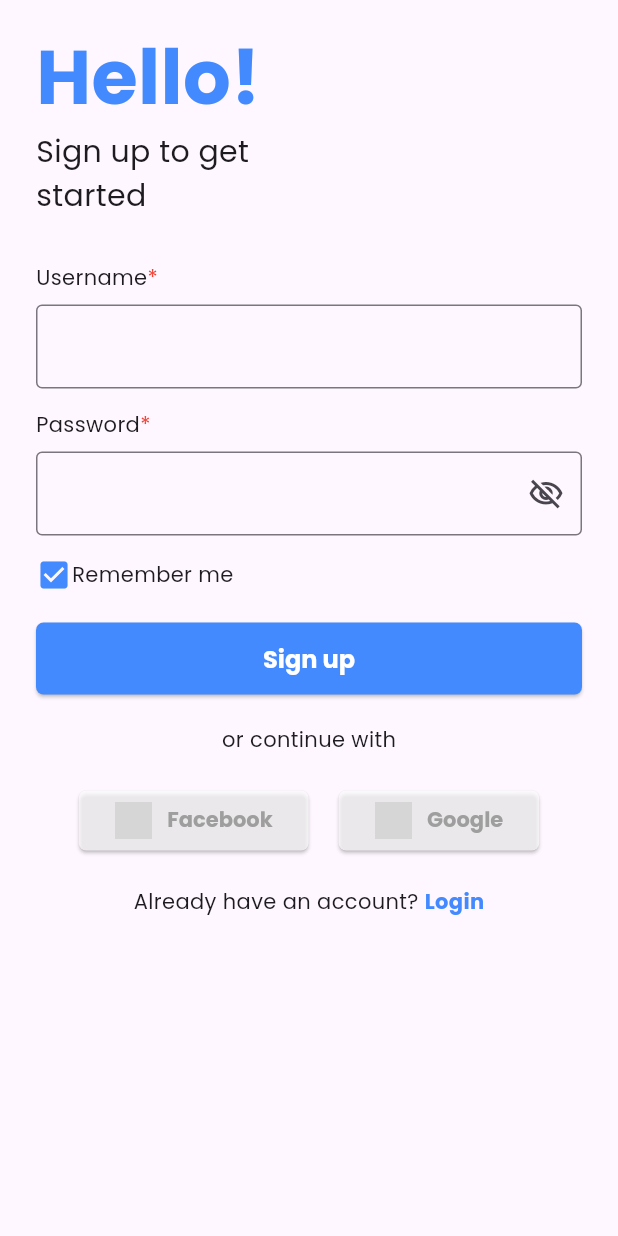
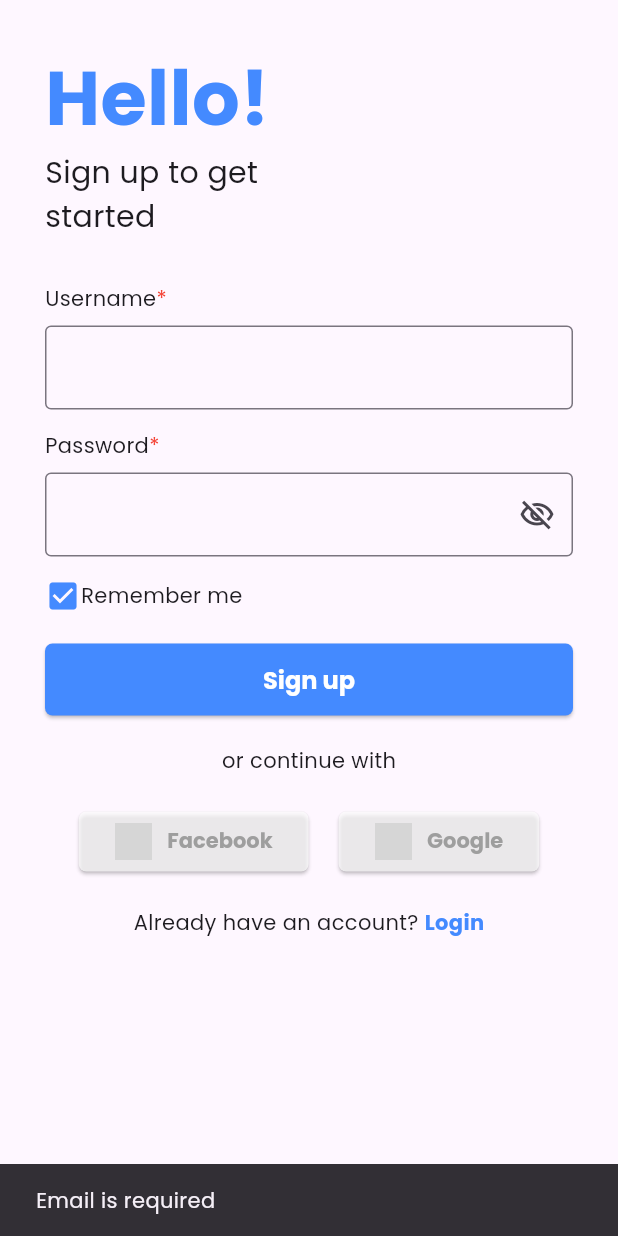
Before and after one commit to nl-codes/news_app, a Flutter app: the screen it shows after launch, after a tap on "Sign up", on a phone screen of 412 x 824 dp. Run offline on Flutter 3.47's test engine with Material 3 defaults, Android fonts, the phone set to English and light mode, and no system bars; our stand-ins replace firebase_auth, firebase_core, flutter_bloc, google_fonts; accounts and stored records are empty; network calls fail; grey boxes are pictures that could not be loaded.

Commit message:
Convert signup screen to stateful

```diff
--- a/lib/screens/signup/page/signup_screen.dart
+++ b/lib/screens/signup/page/signup_screen.dart
@@ -1,16 +1,88 @@
 import 'package:flutter/material.dart';
+import 'package:flutter_bloc/flutter_bloc.dart';
 import 'package:google_fonts/google_fonts.dart';
+import 'package:news_app/repo/auth_repo.dart';
 import 'package:news_app/screens/login/page/login_screen.dart';
+import 'package:news_app/states/bloc/auth_bloc.dart';
 
-class SignupScreen extends StatelessWidget {
+class SignupScreen extends StatefulWidget {
   const SignupScreen({super.key});
+
+  @override
+  State<SignupScreen> createState() => _SignupScreenState();
+}
+
+class _SignupScreenState extends State<SignupScreen> {
+  final emailController = TextEditingController();
+  final passwordController = TextEditingController();
+  String? _emailErr = "";
+  String? _passErr = "";
+  bool isloading = false;
+
+  void removeError() {
+    setState(() {
+      _emailErr = null;
+      _passErr = null;
+    });
+  }
+
   @override
   Widget build(BuildContext context) {
     return Scaffold(
       body: SafeArea(
+        child: BlocProvider(
+          create: (_) => AuthCubit(AuthRepository()),
           child: SingleChildScrollView(
-          padding: EdgeInsets.symmetric(horizontal: 24, vertical: 16),
-          child: Column(
+            padding: EdgeInsets.all(30),
+            child: BlocConsumer<AuthCubit, AuthState>(
+              listener: (context, state) {
+                switch (state) {
+                  case AuthError error:
+                    setState(() {
+                      isloading = false;
+                      switch (error.type) {
+                        case "email":
+                          removeError();
+                          _emailErr = error.message;
+
+                        case "password":
+                          removeError();
+                          _passErr = error.message;
+
+                        default:
+                          removeError();
+                      }
+                    });
+
+                    ScaffoldMessenger.of(
+                      context,
+                    ).showSnackBar(SnackBar(content: Text(error.message)));
+
+                  case AuthLoading _:
+                    setState(() {
+                      isloading = true;
+                    });
+
+                  case Authenticated state:
+                    setState(() {
+                      isloading = false;
+                    });
+                    removeError();
+                    ScaffoldMessenger.of(context).showSnackBar(
+                      SnackBar(content: Text("Welcome ${state.user.email}!")),
+                    );
+                  case Unauthenticated _:
+                    setState(() {
+                      isloading = false;
+                    });
+                    ScaffoldMessenger.of(context).showSnackBar(
+                      SnackBar(content: Text("Please Sign up to continue!!!")),
+                    );
+                }
+              },
+              builder: (context, asyncSnapshot) {
+                final authCubit = context.read<AuthCubit>();
+                return Column(
                   crossAxisAlignment: CrossAxisAlignment.start,
                   children: [
                     Text(
@@ -29,9 +101,17 @@ class SignupScreen extends StatelessWidget {
                       ),
                     ),
                     SizedBox(height: 30),
-              InputField(label: "Username"),
+                    InputField(
+                      label: "Username",
+                      controller: emailController,
+                      errMsg: _emailErr,
+                    ),
                     SizedBox(height: 14),
-              InputField(label: "Password"),
+                    InputField(
+                      label: "Password",
+                      controller: passwordController,
+                      errMsg: _passErr,
+                    ),
                     SizedBox(height: 14),
                     Row(
                       children: [
@@ -43,7 +123,6 @@ class SignupScreen extends StatelessWidget {
                     SizedBox(
                       width: double.infinity,
                       child: ElevatedButton(
-                  onPressed: () {},
                         style: ElevatedButton.styleFrom(
                           backgroundColor: Colors.blueAccent,
                           foregroundColor: Colors.white,
@@ -55,6 +134,10 @@ class SignupScreen extends StatelessWidget {
                           shape: RoundedRectangleBorder(
                             borderRadius: BorderRadius.circular(5),
                           ),
+                        ),
+                        onPressed: () => authCubit.signUp(
+                          emailController.text.trim(),
+                          passwordController.text.trim(),
                         ),
                         child: Text("Sign up"),
                       ),
@@ -80,7 +163,9 @@ class SignupScreen extends StatelessWidget {
                           onTap: () {
                             Navigator.push(
                               context,
-                        MaterialPageRoute(builder: (context) => LoginScreen()),
+                              MaterialPageRoute(
+                                builder: (context) => LoginScreen(),
+                              ),
                             );
                           },
                           child: Text(
@@ -94,6 +179,9 @@ class SignupScreen extends StatelessWidget {
                       ],
                     ),
                   ],
+                );
+              },
+            ),
           ),
         ),
       ),
@@ -103,8 +191,15 @@ class SignupScreen extends StatelessWidget {
 
 class InputField extends StatelessWidget {
   final String label;
+  final TextEditingController controller;
+  final String? errMsg;
 
-  const InputField({super.key, required this.label});
+  const InputField({
+    super.key,
+    required this.controller,
+    required this.errMsg,
+    required this.label,
+  });
 
   @override
   Widget build(BuildContext context) {
@@ -120,6 +215,7 @@ class InputField extends StatelessWidget {
         ),
         SizedBox(height: 8),
         TextField(
+          controller: controller,
           obscureText: label == "Password" ? true : false,
           decoration: InputDecoration(
             border: OutlineInputBorder(),
```
Lines whose indentation alone changed are shown as unchanged.
